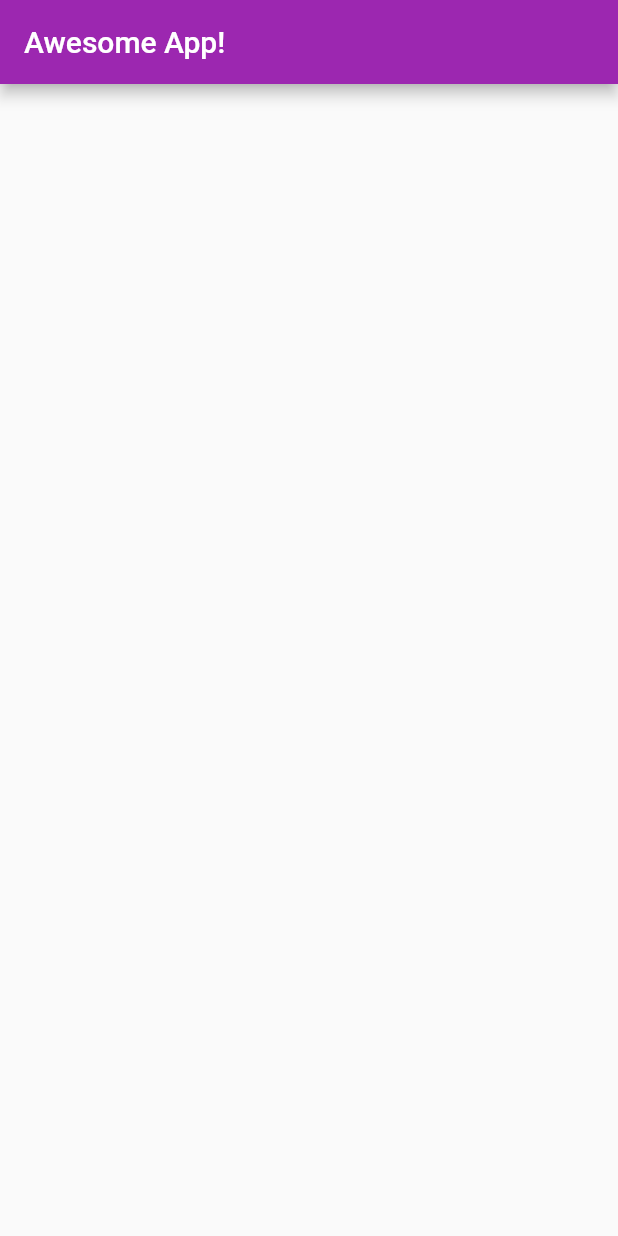
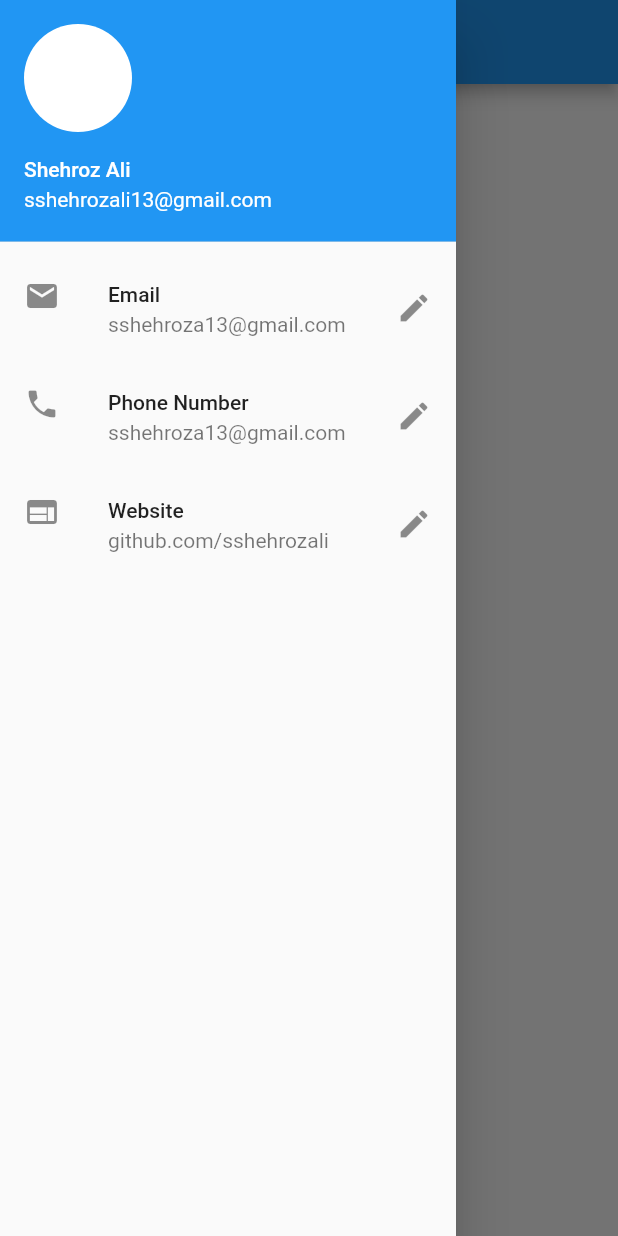
Before and after one commit to sshehrozali/App-Prototype-Flutter, a Flutter app: the screen it shows after launch, with the side drawer open (before the commit the screen has no drawer), on a phone screen of 412 x 824 dp. Run offline on Flutter 3.47's test engine with Material 2 defaults, Android fonts, the phone set to English and light mode, and no system bars.

Commit message:
Initial commit

```diff
--- a/lib/main.dart
+++ b/lib/main.dart
@@ -3,7 +3,7 @@ import 'package:flutter/material.dart';
 void main() {
   runApp(MaterialApp(
     home: Homepage(),
-    theme: ThemeData(primarySwatch: Colors.purple),
+    theme: ThemeData(primarySwatch: Colors.blue),
   ));
 }
 
@@ -11,7 +11,35 @@ class Homepage extends StatelessWidget {
   @override
   Widget build(BuildContext context) {
     return Scaffold(
-      appBar: AppBar(title: Text("Awesome App!")),
+      appBar: AppBar(title: Text("Gmail")),
+      drawer: Drawer(
+        child: ListView(padding: EdgeInsets.all(0), children: [
+          UserAccountsDrawerHeader(
+            accountName: Text("Shehroz Ali"),
+            accountEmail: Text("sshehrozali13@gmail.com"),
+            currentAccountPicture: CircleAvatar(backgroundColor: Colors.white),
+          ),
+          ListTile(
+            leading: Icon(Icons.email),
+            title: Text("Email"),
+            subtitle: Text("sshehroza13@gmail.com"),
+            trailing: Icon(Icons.edit),
+            onTap: () {},
+          ),
+          ListTile(
+              leading: Icon(Icons.phone),
+              title: Text("Phone Number"),
+              subtitle: Text("sshehroza13@gmail.com"),
+              trailing: Icon(Icons.edit),
+              onTap: () {}),
+          ListTile(
+              leading: Icon(Icons.web),
+              title: Text("Website"),
+              subtitle: Text("github.com/sshehrozali"),
+              trailing: Icon(Icons.edit),
+              onTap: () {})
+        ]),
+      ),
     );
   }
 }
```
